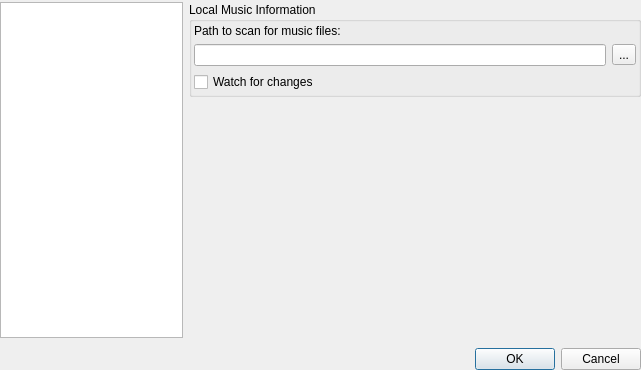
Old version of the form src/stackedsettingsdialog.ui in the repository tomahawk-player/tomahawk.
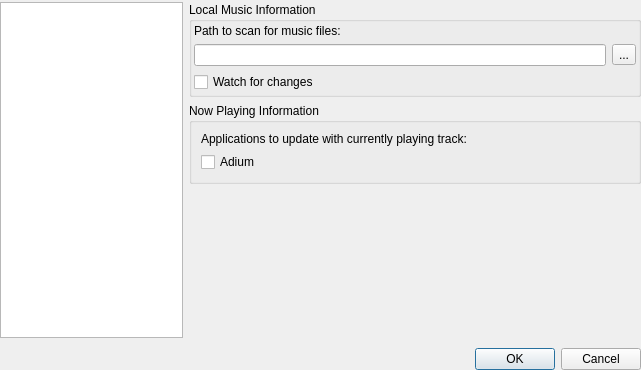
New version of the form. The open tabs and pages were chosen to show the change. Icons and pictures are not drawn.

Commit message: Add setting to enable/disable Adium now-playing (defaults to off, and only shows up on macs).

The edit to the form file:
```diff
--- a/src/stackedsettingsdialog.ui
+++ b/src/stackedsettingsdialog.ui
@@ -253,6 +253,29 @@
            </layout>
           </widget>
          </item>
+         <item>
+          <widget class="QGroupBox" name="nowPlaying">
+           <property name="title">
+            <string>Now Playing Information</string>
+           </property>
+           <layout class="QVBoxLayout" name="verticalLayout_2">
+            <item>
+             <widget class="QLabel" name="label_6">
+              <property name="text">
+               <string>Applications to update with currently playing track:</string>
+              </property>
+             </widget>
+            </item>
+            <item>
+             <widget class="QCheckBox" name="checkBoxEnableAdium">
+              <property name="text">
+               <string>Adium</string>
+              </property>
+             </widget>
+            </item>
+           </layout>
+          </widget>
+         </item>
          <item>
           <spacer name="verticalSpacer">
            <property name="orientation">
```
Left out of the diff: 2 changed lines with no effect on the pictures. The commit also changes 5 other files.
